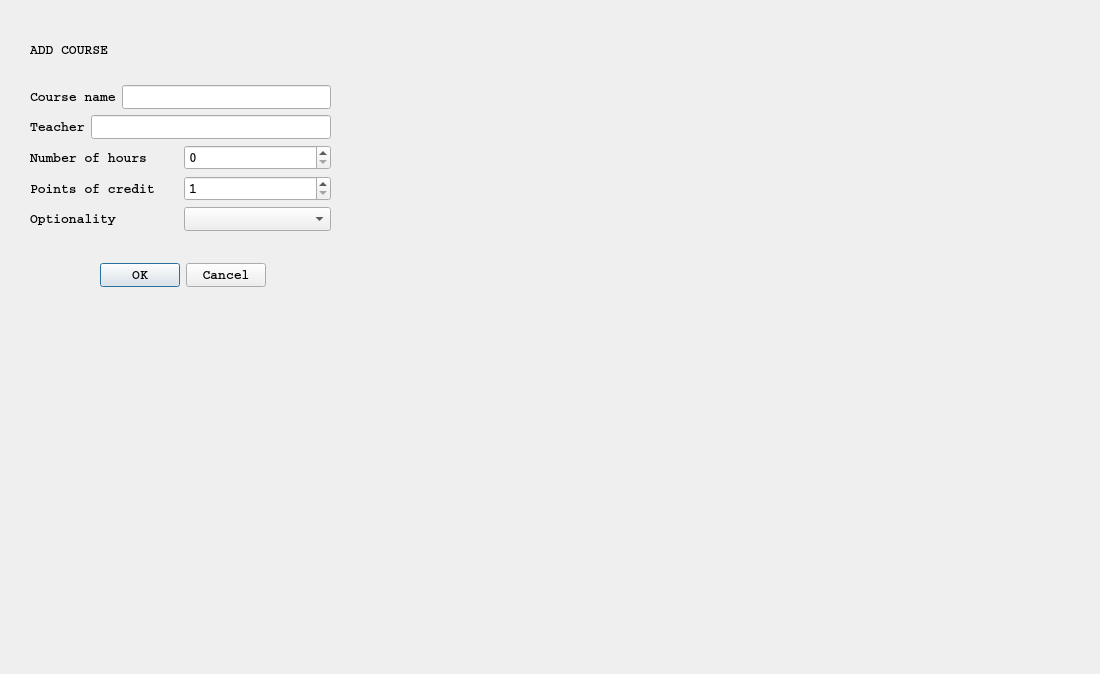
Above: coursedialog.ui from casalete/ErasmusIo before the change. Below: the same form after it.
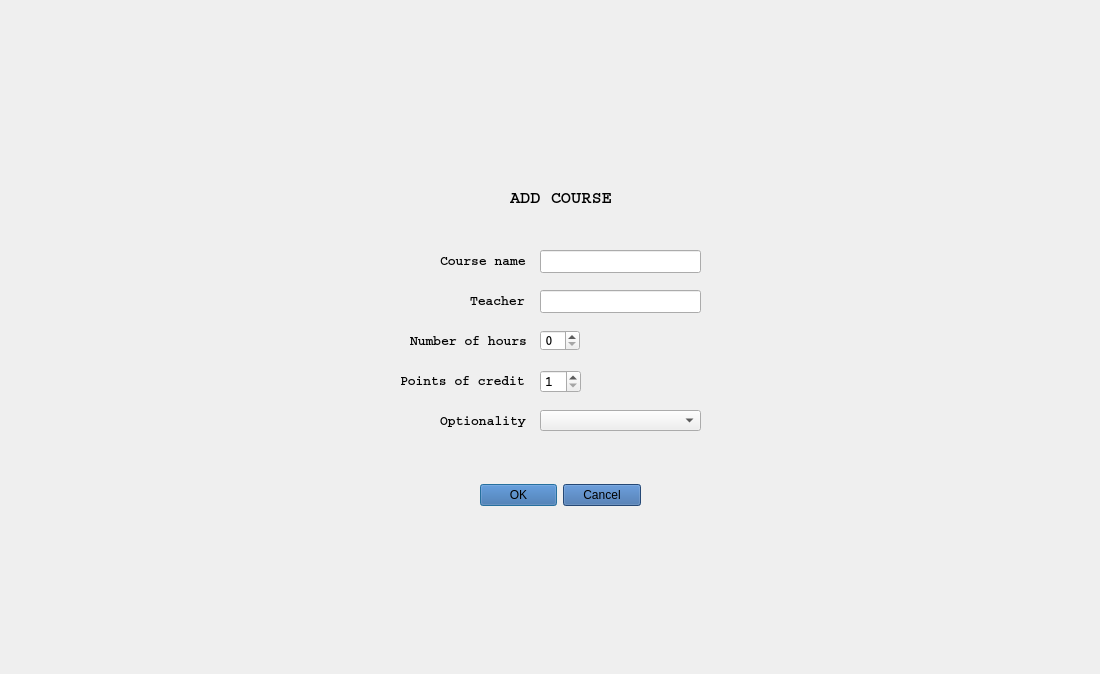
That is the form after the change. Icons and pictures are not drawn.

```diff
--- a/coursedialog.ui
+++ b/coursedialog.ui
@@ -19,9 +19,9 @@
   <widget class="QDialogButtonBox" name="buttonBox">
    <property name="geometry">
     <rect>
-     <x>100</x>
-     <y>260</y>
-     <width>166</width>
+     <x>480</x>
+     <y>480</y>
+     <width>161</width>
      <height>31</height>
     </rect>
    </property>
@@ -33,41 +33,47 @@
      <bold>true</bold>
     </font>
    </property>
+   <property name="styleSheet">
+    <string notr="true">background-color: rgb(52, 101, 164);
+</string>
+   </property>
    <property name="standardButtons">
     <set>QDialogButtonBox::Cancel|QDialogButtonBox::Ok</set>
    </property>
   </widget>
-  <widget class="QWidget" name="layoutWidget">
-   <property name="geometry">
-    <rect>
-     <x>30</x>
-     <y>20</y>
-     <width>301</width>
-     <height>211</height>
-    </rect>
-   </property>
-   <layout class="QVBoxLayout" name="verticalLayout_2">
-    <item>
      <widget class="QLabel" name="label_3">
+   <property name="geometry">
+    <rect>
+     <x>510</x>
+     <y>190</y>
+     <width>111</width>
+     <height>16</height>
+    </rect>
+   </property>
       <property name="font">
        <font>
         <family>Courier</family>
-        <pointsize>10</pointsize>
+     <pointsize>13</pointsize>
         <weight>75</weight>
         <bold>true</bold>
        </font>
       </property>
+   <property name="styleSheet">
+    <string notr="true">background: transparent;</string>
+   </property>
       <property name="text">
        <string>ADD COURSE</string>
       </property>
      </widget>
-    </item>
-    <item>
-     <layout class="QVBoxLayout" name="verticalLayout">
-      <item>
-       <layout class="QHBoxLayout" name="horizontalLayout">
-        <item>
          <widget class="QLabel" name="courseName">
+   <property name="geometry">
+    <rect>
+     <x>440</x>
+     <y>245</y>
+     <width>86</width>
+     <height>31</height>
+    </rect>
+   </property>
           <property name="font">
            <font>
             <family>Courier</family>
@@ -76,29 +82,22 @@
             <bold>true</bold>
            </font>
           </property>
+   <property name="styleSheet">
+    <string notr="true">background: transparent;</string>
+   </property>
           <property name="text">
            <string>Course name</string>
           </property>
          </widget>
-        </item>
-        <item>
          <widget class="QLineEdit" name="course">
-          <property name="font">
-           <font>
-            <family>Courier</family>
-            <pointsize>10</pointsize>
-            <weight>75</weight>
-            <bold>true</bold>
-           </font>
-          </property>
-         </widget>
-        </item>
-       </layout>
-      </item>
-      <item>
-       <layout class="QHBoxLayout" name="horizontalLayout_2">
-        <item>
-         <widget class="QLabel" name="teacherName">
+   <property name="geometry">
+    <rect>
+     <x>540</x>
+     <y>250</y>
+     <width>161</width>
+     <height>23</height>
+    </rect>
+   </property>
           <property name="font">
            <font>
             <family>Courier</family>
@@ -107,29 +106,16 @@
             <bold>true</bold>
            </font>
           </property>
-          <property name="text">
-           <string>Teacher</string>
-          </property>
-         </widget>
-        </item>
-        <item>
-         <widget class="QLineEdit" name="teacher">
-          <property name="font">
-           <font>
-            <family>Courier</family>
-            <pointsize>10</pointsize>
-            <weight>75</weight>
-            <bold>true</bold>
-           </font>
-          </property>
-         </widget>
-        </item>
-       </layout>
-      </item>
-      <item>
-       <layout class="QHBoxLayout" name="horizontalLayout_3">
-        <item>
-         <widget class="QLabel" name="nrOfH">
+  </widget>
+  <widget class="QComboBox" name="comboBox_optionality">
+   <property name="geometry">
+    <rect>
+     <x>540</x>
+     <y>410</y>
+     <width>161</width>
+     <height>21</height>
+    </rect>
+   </property>
           <property name="font">
            <font>
             <family>Courier</family>
@@ -138,32 +124,16 @@
             <bold>true</bold>
            </font>
           </property>
-          <property name="text">
-           <string>Number of hours</string>
-          </property>
-         </widget>
-        </item>
-        <item>
-         <widget class="QSpinBox" name="nrH">
-          <property name="font">
-           <font>
-            <family>Courier</family>
-            <pointsize>10</pointsize>
-            <weight>75</weight>
-            <bold>true</bold>
-           </font>
-          </property>
-          <property name="maximum">
-           <number>4</number>
-          </property>
-         </widget>
-        </item>
-       </layout>
-      </item>
-      <item>
-       <layout class="QHBoxLayout" name="horizontalLayout_4">
-        <item>
-         <widget class="QLabel" name="nrOfPC">
+  </widget>
+  <widget class="QLabel" name="optionality">
+   <property name="geometry">
+    <rect>
+     <x>440</x>
+     <y>410</y>
+     <width>86</width>
+     <height>21</height>
+    </rect>
+   </property>
           <property name="font">
            <font>
             <family>Courier</family>
@@ -172,13 +142,22 @@
             <bold>true</bold>
            </font>
           </property>
+   <property name="styleSheet">
+    <string notr="true">background: transparent;</string>
+   </property>
           <property name="text">
-           <string>Points of credit</string>
-          </property>
-         </widget>
-        </item>
-        <item>
+    <string>Optionality</string>
+   </property>
+  </widget>
          <widget class="QSpinBox" name="nrCP">
+   <property name="geometry">
+    <rect>
+     <x>540</x>
+     <y>370</y>
+     <width>41</width>
+     <height>23</height>
+    </rect>
+   </property>
           <property name="font">
            <font>
             <family>Courier</family>
@@ -194,13 +173,15 @@
            <number>6</number>
           </property>
          </widget>
-        </item>
-       </layout>
-      </item>
-      <item>
-       <layout class="QHBoxLayout" name="horizontalLayout_5">
-        <item>
-         <widget class="QLabel" name="optionality">
+  <widget class="QLabel" name="nrOfPC">
+   <property name="geometry">
+    <rect>
+     <x>400</x>
+     <y>370</y>
+     <width>125</width>
+     <height>21</height>
+    </rect>
+   </property>
           <property name="font">
            <font>
             <family>Courier</family>
@@ -209,13 +190,22 @@
             <bold>true</bold>
            </font>
           </property>
+   <property name="styleSheet">
+    <string notr="true">background: transparent;</string>
+   </property>
           <property name="text">
-           <string>Optionality</string>
-          </property>
-         </widget>
-        </item>
-        <item>
-         <widget class="QComboBox" name="comboBox_optionality">
+    <string>Points of credit</string>
+   </property>
+  </widget>
+  <widget class="QSpinBox" name="nrH">
+   <property name="geometry">
+    <rect>
+     <x>540</x>
+     <y>330</y>
+     <width>40</width>
+     <height>21</height>
+    </rect>
+   </property>
           <property name="font">
            <font>
             <family>Courier</family>
@@ -224,13 +214,75 @@
             <bold>true</bold>
            </font>
           </property>
-         </widget>
-        </item>
-       </layout>
-      </item>
-     </layout>
-    </item>
-   </layout>
+   <property name="maximum">
+    <number>4</number>
+   </property>
+  </widget>
+  <widget class="QLabel" name="nrOfH">
+   <property name="geometry">
+    <rect>
+     <x>410</x>
+     <y>330</y>
+     <width>117</width>
+     <height>21</height>
+    </rect>
+   </property>
+   <property name="font">
+    <font>
+     <family>Courier</family>
+     <pointsize>10</pointsize>
+     <weight>75</weight>
+     <bold>true</bold>
+    </font>
+   </property>
+   <property name="styleSheet">
+    <string notr="true">background: transparent;</string>
+   </property>
+   <property name="text">
+    <string>Number of hours</string>
+   </property>
+  </widget>
+  <widget class="QLineEdit" name="teacher">
+   <property name="geometry">
+    <rect>
+     <x>540</x>
+     <y>290</y>
+     <width>161</width>
+     <height>23</height>
+    </rect>
+   </property>
+   <property name="font">
+    <font>
+     <family>Courier</family>
+     <pointsize>10</pointsize>
+     <weight>75</weight>
+     <bold>true</bold>
+    </font>
+   </property>
+  </widget>
+  <widget class="QLabel" name="teacherName">
+   <property name="geometry">
+    <rect>
+     <x>470</x>
+     <y>290</y>
+     <width>55</width>
+     <height>21</height>
+    </rect>
+   </property>
+   <property name="font">
+    <font>
+     <family>Courier</family>
+     <pointsize>10</pointsize>
+     <weight>75</weight>
+     <bold>true</bold>
+    </font>
+   </property>
+   <property name="styleSheet">
+    <string notr="true">background: transparent;</string>
+   </property>
+   <property name="text">
+    <string>Teacher</string>
+   </property>
   </widget>
  </widget>
  <resources/>
```
Lines whose indentation alone changed are shown as unchanged.
